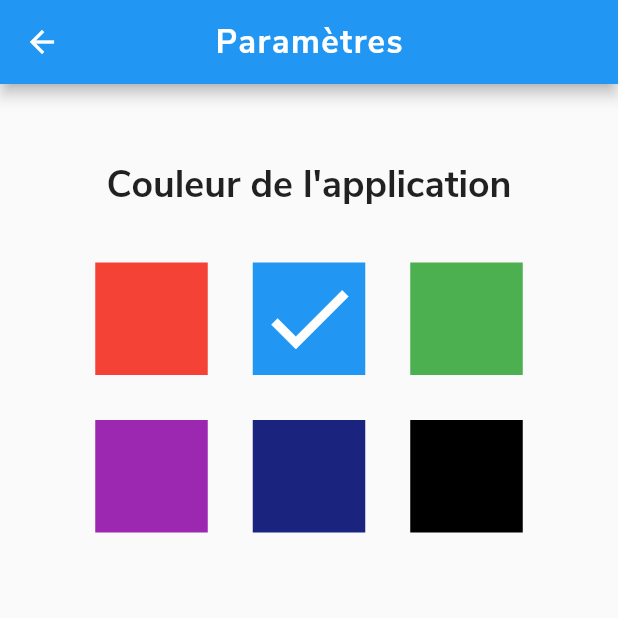
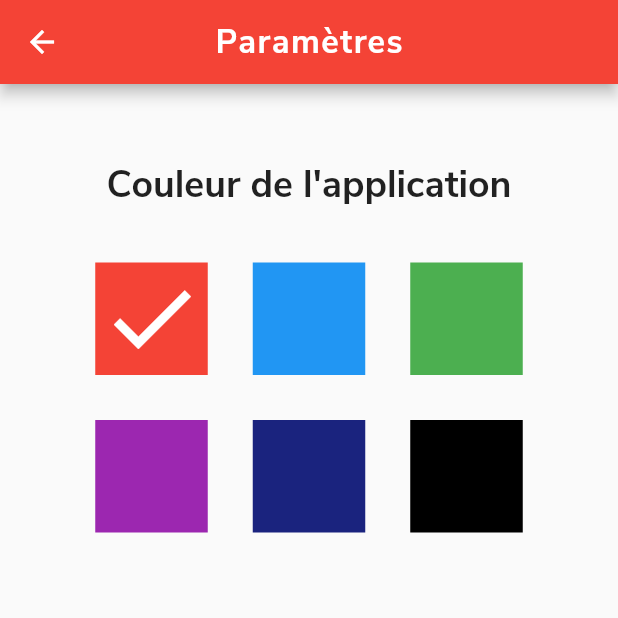
Before and after one commit to quentinfon/SWChat, a Flutter app: the screen it shows once a user with an empty profile is signed in, in the side drawer, after a tap on "Paramètres", on a phone screen of 412 x 824 dp, the top half of it. Run offline on Flutter 3.47's test engine with Material 2 defaults, Android fonts, the phone set to English and light mode, and no system bars; drawn by our look-alikes of streaming_shared_preferences; our stand-ins replace cloud_firestore, firebase_auth, firebase_storage, flutter_spinkit, shared_preferences; accounts and stored records are empty.

```diff
--- a/lib/main.dart
+++ b/lib/main.dart
@@ -9,7 +9,6 @@ import 'package:provider/provider.dart';
 
 Future<void> main() async {
   WidgetsFlutterBinding.ensureInitialized();
-  SharedPreferences.setMockInitialValues({});
 
   final preferences = await StreamingSharedPreferences.instance;
   final settings = MyAppSettings(preferences);
@@ -70,7 +69,7 @@ class _MyAppState extends State<MyApp> {
 
 class MyAppSettings {
   MyAppSettings(StreamingSharedPreferences preferences)
-      : couleur = preferences.getString('couleur', defaultValue: 'bleu');
+      : couleur = preferences.getString('couleur', defaultValue: 'rouge');
 
   final Preference<String> couleur;
 
--- a/pubspec.yaml
+++ b/pubspec.yaml
@@ -25,7 +25,6 @@ dependencies:
   provider: ^4.0.5
   flutter_spinkit: "^4.1.2"
   cupertino_icons: ^0.1.2
-  shared_preferences: ^0.5.7
   streaming_shared_preferences: ^1.0.1
 
 dev_dependencies:
```
Also changed, not shown: pubspec.lock.
